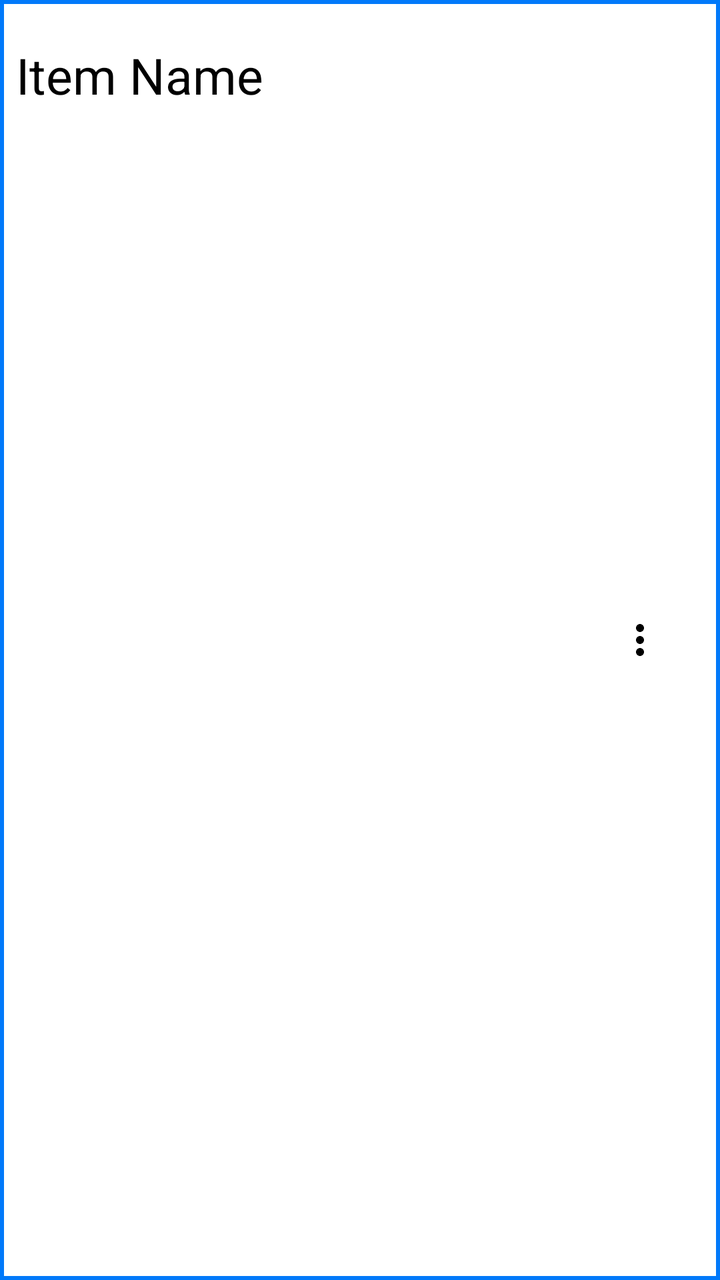
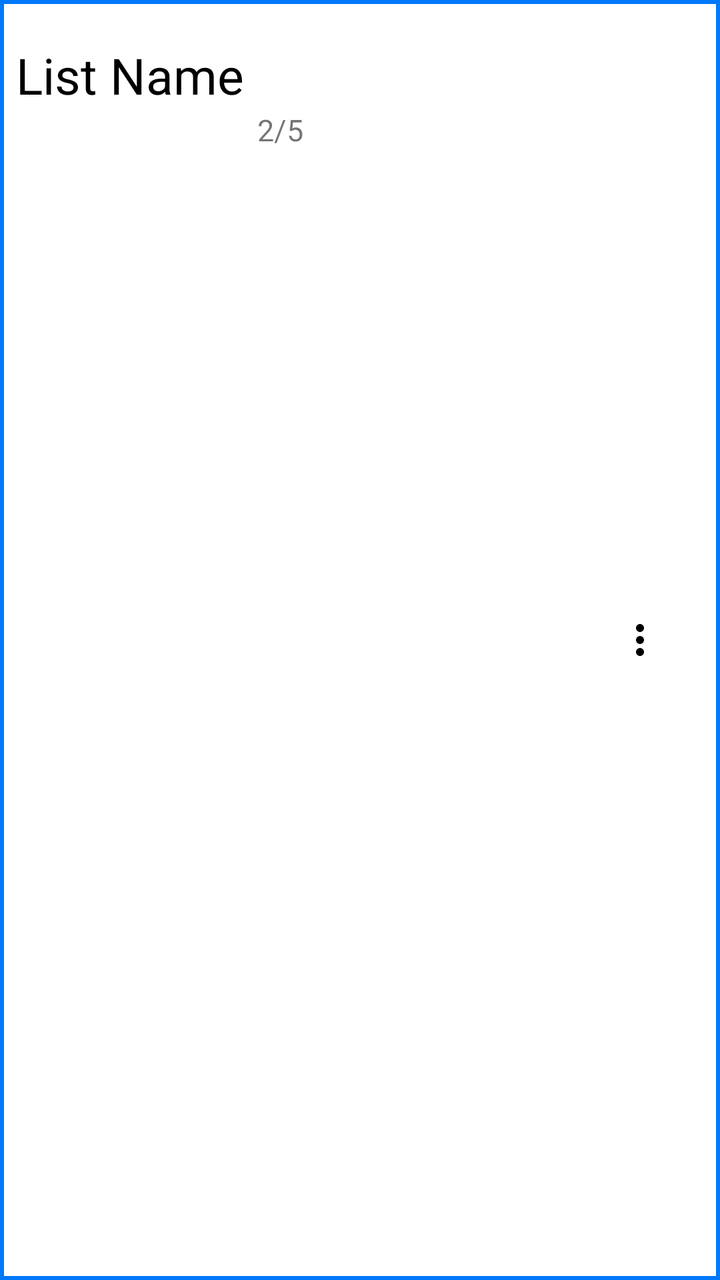

An Android layout rendered at two revisions. The XML below is the earlier revision; the diff shows what the commit changed to produce the second picture.
<!-- AndroidManifest.xml: application theme Theme.SmartCart.Light -->
<!-- res/layout/list_row_homepage.xml -->
<?xml version="1.0" encoding="utf-8"?>
<LinearLayout xmlns:android="http://schemas.android.com/apk/res/android"
    android:layout_width="match_parent"
    android:layout_height="wrap_content"
    android:background="@drawable/square"
    xmlns:app="http://schemas.android.com/apk/res-auto">

    <FrameLayout
        android:layout_width="0dp"
        android:layout_height="75dp"
        android:layout_weight="5"
        android:background="@android:color/transparent">

        <com.google.android.material.button.MaterialButton
            android:id="@+id/ListButton"
            app:backgroundTint="@android:color/transparent"
            android:layout_width="match_parent"
            android:layout_height="match_parent"
            android:background="@drawable/clear_background" />

        <TextView
            android:id="@+id/ListHeader"
            android:layout_width="wrap_content"
            android:layout_height="wrap_content"
            android:layout_gravity="start|center_vertical"
            android:paddingStart="8dp"
            android:text="Item Name"
            android:textColor="@android:color/black"
            android:textSize="25sp" />

    </FrameLayout>

    <ImageButton
        android:id="@+id/ListOptionsButton"
        android:layout_width="wrap_content"
        android:layout_height="match_parent"
        android:layout_weight="1"
        android:src="@drawable/option_button"
        android:background="@android:color/transparent"/>
</LinearLayout>
<!-- resources referenced by this layout -->
<resources>
  <!-- drawable clear_background (drawable) -->
  <?xml version="1.0" encoding="utf-8"?>
  <shape xmlns:android="http://schemas.android.com/apk/res/android">
  
  </shape>
  <!-- drawable option_button (drawable) -->
  <vector xmlns:android="http://schemas.android.com/apk/res/android" android:height="24dp" android:tint="#000000" android:viewportHeight="24" android:viewportWidth="24" android:width="24dp">
        
      <path android:fillColor="@android:color/white" android:pathData="M12,8c1.1,0 2,-0.9 2,-2s-0.9,-2 -2,-2 -2,0.9 -2,2 0.9,2 2,2zM12,10c-1.1,0 -2,0.9 -2,2s0.9,2 2,2 2,-0.9 2,-2 -0.9,-2 -2,-2zM12,16c-1.1,0 -2,0.9 -2,2s0.9,2 2,2 2,-0.9 2,-2 -0.9,-2 -2,-2z"/>
      
  </vector>
  <!-- drawable square (drawable) -->
  <?xml version="1.0" encoding="utf-8"?>
  <shape xmlns:android="http://schemas.android.com/apk/res/android" android:shape="rectangle">
      <corners android:radius="0dp"/>
      <stroke
          android:width="2dp"
          android:color="@color/blue"
          />
  </shape>
  <style name="Theme.SmartCart.Light" parent="Theme.MaterialComponents.Light.NoActionBar">
          <item name="android:windowBackground">@android:color/white</item>
      </style>
  <color name="blue">#0079FA</color>
</resources>

<!-- the commit's change to res/layout/list_row_homepage.xml (unified diff, before → after) -->
@@ -24,9 +24,17 @@
             android:layout_height="wrap_content"
             android:layout_gravity="start|center_vertical"
             android:paddingStart="8dp"
-            android:text="Item Name"
+            android:text="List Name"
             android:textColor="@android:color/black"
             android:textSize="25sp" />
+
+        <TextView
+            android:layout_width="50dp"
+            android:layout_height="wrap_content"
+            android:layout_gravity="bottom|center_horizontal"
+            android:textSize="15sp"
+            android:textAlignment="center"
+            android:text="2/5"/>
 
     </FrameLayout>
 
